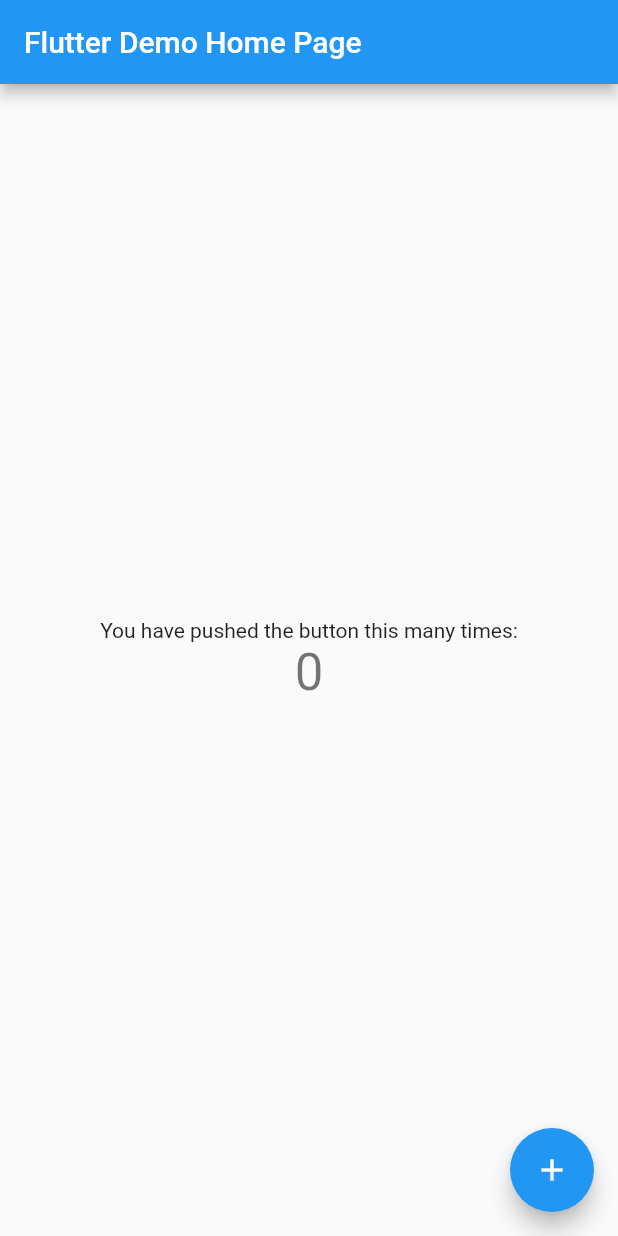
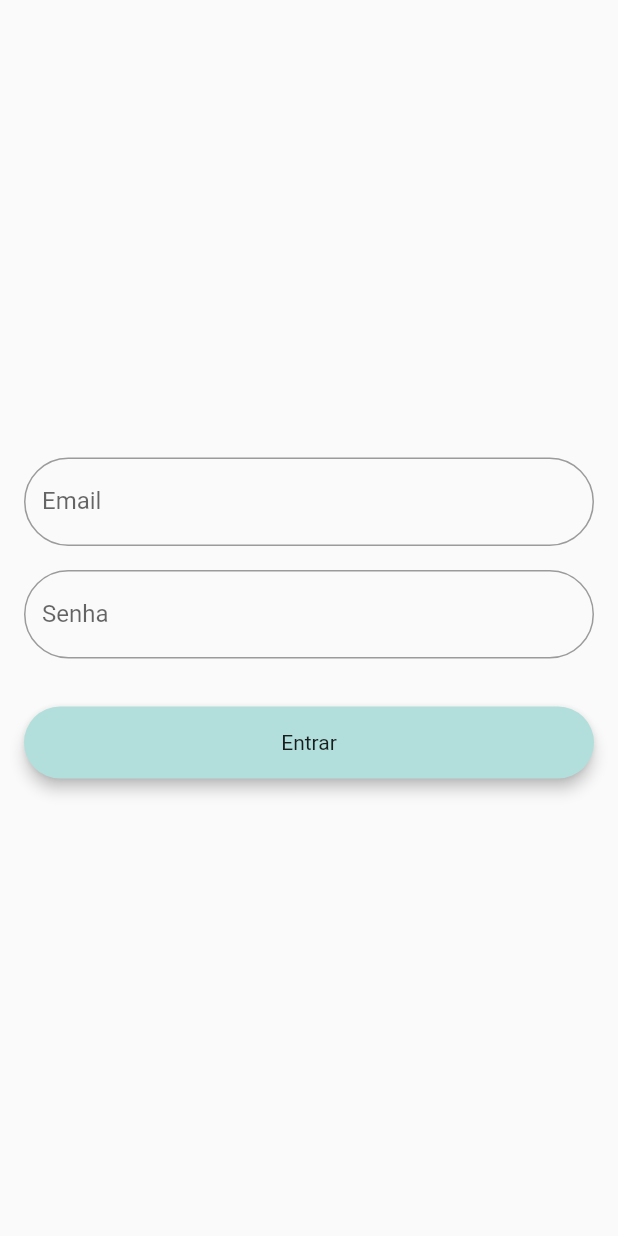
Before and after one commit to rafaellross/scjr1-projeto-final-mobile, a Flutter app: the screen it shows after launch, on a phone screen of 412 x 824 dp. Run offline on Flutter 3.47's test engine with Material 2 defaults, Android fonts, the light colour scheme and no system bars; our stand-ins replace firebase_auth; accounts and stored records are empty.

Commit message:
Adicionando LoginScreen

```diff
--- a/lib/main.dart
+++ b/lib/main.dart
@@ -1,4 +1,6 @@
 import 'package:flutter/material.dart';
+import 'package:scjr1_projeto_final_mobile/screens/home_screen.dart';
+import 'package:scjr1_projeto_final_mobile/screens/login_screen.dart';
 
 void main() {
   runApp(const MyApp());
@@ -13,103 +15,13 @@
     return MaterialApp(
       title: 'Flutter Demo',
       theme: ThemeData(
-        // This is the theme of your application.
-        //
-        // Try running your application with "flutter run". You'll see the
-        // application has a blue toolbar. Then, without quitting the app, try
-        // changing the primarySwatch below to Colors.green and then invoke
-        // "hot reload" (press "r" in the console where you ran "flutter run",
-        // or simply save your changes to "hot reload" in a Flutter IDE).
-        // Notice that the counter didn't reset back to zero; the application
-        // is not restarted.
-        primarySwatch: Colors.blue,
+        primarySwatch: Colors.teal,
       ),
-      home: const MyHomePage(title: 'Flutter Demo Home Page'),
+      initialRoute: LoginScreen.id,
+      routes: {
+        HomeScreen.id: (context) => const HomeScreen(),
+        LoginScreen.id: (context) => const LoginScreen(),
+      },
     );
   }
 }
-
-class MyHomePage extends StatefulWidget {
-  const MyHomePage({super.key, required this.title});
-
-  // This widget is the home page of your application. It is stateful, meaning
-  // that it has a State object (defined below) that contains fields that affect
-  // how it looks.
-
-  // This class is the configuration for the state. It holds the values (in this
-  // case the title) provided by the parent (in this case the App widget) and
-  // used by the build method of the State. Fields in a Widget subclass are
-  // always marked "final".
-
-  final String title;
-
-  @override
-  State<MyHomePage> createState() => _MyHomePageState();
-}
-
-class _MyHomePageState extends State<MyHomePage> {
-  int _counter = 0;
-
-  void _incrementCounter() {
-    setState(() {
-      // This call to setState tells the Flutter framework that something has
-      // changed in this State, which causes it to rerun the build method below
-      // so that the display can reflect the updated values. If we changed
-      // _counter without calling setState(), then the build method would not be
-      // called again, and so nothing would appear to happen.
-      _counter++;
-    });
-  }
-
-  @override
-  Widget build(BuildContext context) {
-    // This method is rerun every time setState is called, for instance as done
-    // by the _incrementCounter method above.
-    //
-    // The Flutter framework has been optimized to make rerunning build methods
-    // fast, so that you can just rebuild anything that needs updating rather
-    // than having to individually change instances of widgets.
-    return Scaffold(
-      appBar: AppBar(
-        // Here we take the value from the MyHomePage object that was created by
-        // the App.build method, and use it to set our appbar title.
-        title: Text(widget.title),
-      ),
-      body: Center(
-        // Center is a layout widget. It takes a single child and positions it
-        // in the middle of the parent.
-        child: Column(
-          // Column is also a layout widget. It takes a list of children and
-          // arranges them vertically. By default, it sizes itself to fit its
-          // children horizontally, and tries to be as tall as its parent.
-          //
-          // Invoke "debug painting" (press "p" in the console, choose the
-          // "Toggle Debug Paint" action from the Flutter Inspector in Android
-          // Studio, or the "Toggle Debug Paint" command in Visual Studio Code)
-          // to see the wireframe for each widget.
-          //
-          // Column has various properties to control how it sizes itself and
-          // how it positions its children. Here we use mainAxisAlignment to
-          // center the children vertically; the main axis here is the vertical
-          // axis because Columns are vertical (the cross axis would be
-          // horizontal).
-          mainAxisAlignment: MainAxisAlignment.center,
-          children: <Widget>[
-            const Text(
-              'You have pushed the button this many times:',
-            ),
-            Text(
-              '$_counter',
-              style: Theme.of(context).textTheme.headlineMedium,
-            ),
-          ],
-        ),
-      ),
-      floatingActionButton: FloatingActionButton(
-        onPressed: _incrementCounter,
-        tooltip: 'Increment',
-        child: const Icon(Icons.add),
-      ), // This trailing comma makes auto-formatting nicer for build methods.
-    );
-  }
-}
--- /dev/null
+++ b/lib/screens/login_screen.dart
@@ -0,0 +1,72 @@
+import 'package:firebase_auth/firebase_auth.dart';
+import 'package:flutter/material.dart';
+
+import '../widgets/rounded_button.dart';
+import '../widgets/rounded_text_field.dart';
+
+class LoginScreen extends StatelessWidget {
+  static const String id = 'login';
+
+  const LoginScreen({Key? key}) : super(key: key);
+
+  @override
+  Widget build(BuildContext context) {
+    var userEmail = '';
+    var userPassword = '';
+
+    return Scaffold(
+      body: SafeArea(
+        child: Padding(
+          padding: const EdgeInsets.symmetric(horizontal: 16),
+          child: Column(
+            mainAxisAlignment: MainAxisAlignment.center,
+            children: [
+              RoundedTextField(
+                hint: 'Email',
+                onTextChanged: (newEmail) => userEmail = newEmail,
+              ),
+              const SizedBox(height: 16),
+              RoundedTextField(
+                hint: 'Senha',
+                onTextChanged: (newPassword) => userPassword = newPassword,
+              ),
+              const SizedBox(height: 32.0),
+              RoundedButton(
+                text: 'Entrar',
+                onPressed: () => makeLogin(
+                  context,
+                  userEmail,
+                  userPassword,
+                ),
+              ),
+            ],
+          ),
+        ),
+      ),
+    );
+  }
+
+  void makeLogin(BuildContext context, String email, String password) async {
+    try {
+      await FirebaseAuth.instance.signInWithEmailAndPassword(
+        email: email,
+        password: password,
+      );
+      //Navigator.pushReplacementNamed(context, MoviesScreen.id);
+    } catch (error) {
+      makeRegister(context, email, password);
+    }
+  }
+
+  void makeRegister(BuildContext context, String email, String password) async {
+    try {
+      await FirebaseAuth.instance.createUserWithEmailAndPassword(
+        email: email,
+        password: password,
+      );
+      //Navigator.pushReplacementNamed(context, MoviesScreen.id);
+    } catch (error) {
+      print(error);
+    }
+  }
+}
--- /dev/null
+++ b/lib/widgets/rounded_button.dart
@@ -0,0 +1,30 @@
+import 'package:flutter/material.dart';
+
+class RoundedButton extends StatelessWidget {
+  const RoundedButton({
+    Key? key,
+    required this.text,
+    required this.onPressed,
+  }) : super(key: key);
+
+  final String text;
+  final VoidCallback onPressed;
+
+  @override
+  Widget build(BuildContext context) {
+    return InkWell(
+      onTap: onPressed,
+      child: Material(
+        color: Theme.of(context).primaryColorLight,
+        elevation: 4,
+        borderRadius: const BorderRadius.all(Radius.circular(1000)),
+        child: Padding(
+          padding: const EdgeInsets.all(16),
+          child: Center(
+            child: Text(text),
+          ),
+        ),
+      ),
+    );
+  }
+}
--- /dev/null
+++ b/lib/widgets/rounded_text_field.dart
@@ -0,0 +1,25 @@
+import 'package:flutter/material.dart';
+
+class RoundedTextField extends StatelessWidget {
+  const RoundedTextField({
+    Key? key,
+    required this.onTextChanged,
+    this.hint = '',
+  }) : super (key: key);
+
+  final String hint;
+  final Function(String) onTextChanged;
+
+  @override
+  Widget build(BuildContext context) {
+    return TextField(
+      onChanged: onTextChanged,
+      decoration: InputDecoration(
+        labelText: hint,
+        border: OutlineInputBorder(
+          borderRadius: BorderRadius.circular(1000),
+        ),
+      ),
+    );
+  }
+}
--- a/pubspec.yaml
+++ b/pubspec.yaml
@@ -35,6 +35,7 @@
   # The following adds the Cupertino Icons font to your application.
   # Use with the CupertinoIcons class for iOS style icons.
   cupertino_icons: ^1.0.2
+  firebase_auth: ^4.5.0
 
 dev_dependencies:
   flutter_test:
```
Also changed, not shown: lib/screens/home_screen.dart (added, +31 -0 lines), lib/screens/splash_screen.dart (added, +52 -0 lines), lib/screens/register_screen.dart (added), pubspec.lock, 4 other files.
